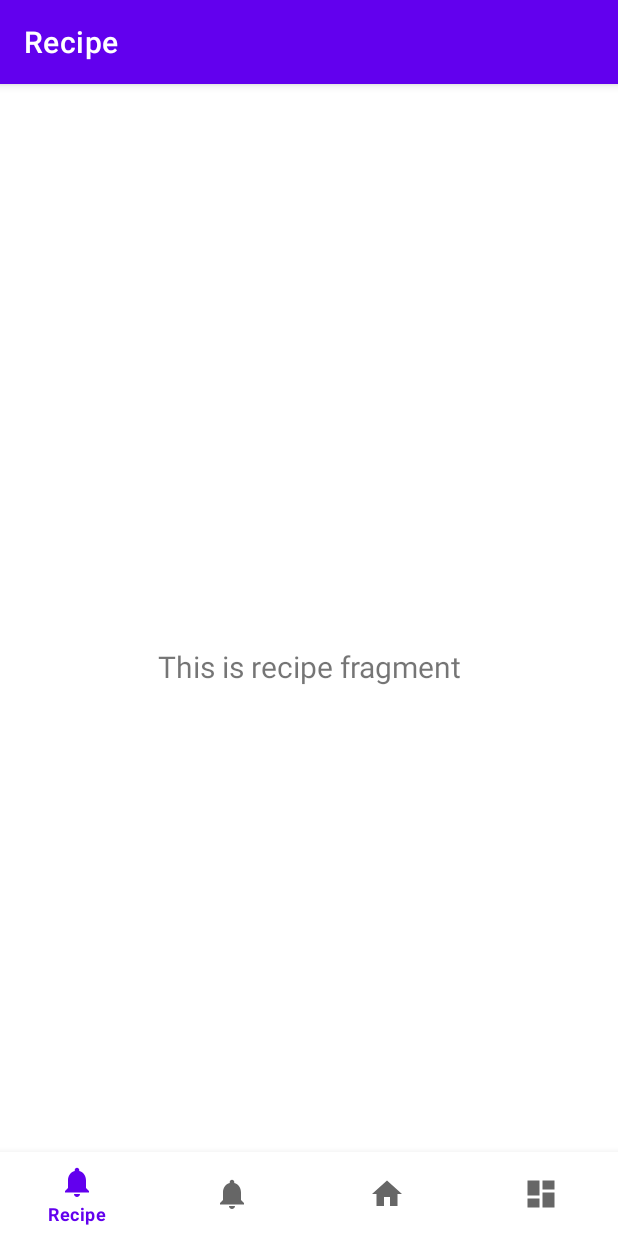
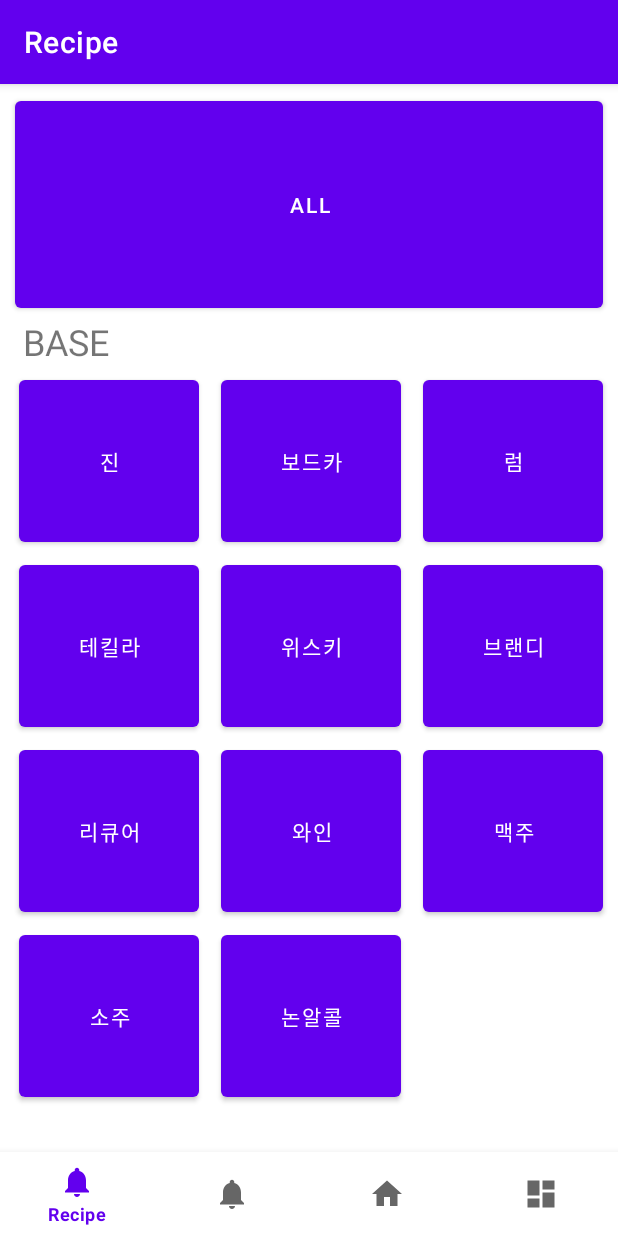
Before and after one commit to JeonJiHyeon/Cocktail, an Android app: the RecipeFragment screen opened through its navigation route, on a phone screen of 412 x 824 dp. Run offline under Robolectric (Android 15) with nearby library versions, the phone set to English and light mode, and no system bars; our stand-ins replace navigation-ui.

Commit message:
make many buttons and texts in recipe fragment

```diff
--- a/app/src/main/java/com/navi_baekgu/ui/ingredient/IngredientFragment.java
+++ b/app/src/main/java/com/navi_baekgu/ui/ingredient/IngredientFragment.java
@@ -1,9 +1,13 @@
 package com.navi_baekgu.ui.ingredient;
 
+import android.graphics.Outline;
 import android.os.Bundle;
+import android.util.TypedValue;
 import android.view.LayoutInflater;
 import android.view.View;
 import android.view.ViewGroup;
+import android.view.ViewOutlineProvider;
+import android.widget.ImageView;
 import android.widget.TextView;
 
 import androidx.annotation.NonNull;
@@ -27,6 +31,20 @@ public class IngredientFragment extends Fragment {
         binding = FragmentIngredientBinding.inflate(inflater, container, false);
         View root = binding.getRoot();
 
+
+
+        final ImageView imageView2 = binding.imageView2;
+
+        ViewOutlineProvider mViewOutlineProvider = new ViewOutlineProvider() {
+            @Override
+            public void getOutline(final View view, final Outline outline) {
+                float cornerRadiusDP = 16f;
+                float cornerRadius = TypedValue.applyDimension( TypedValue.COMPLEX_UNIT_DIP, cornerRadiusDP, getResources().getDisplayMetrics());
+                outline.setRoundRect(0, 0, view.getWidth(), view.getHeight(), cornerRadius);
+            }
+        };
+        imageView2.setOutlineProvider(mViewOutlineProvider);
+        imageView2.setClipToOutline(true);
 //        final TextView textView = binding.textIngredient;
 //        ingredientViewModel.getText().observe(getViewLifecycleOwner(), new Observer<String>() {
 //            @Override
--- a/app/src/main/java/com/navi_baekgu/ui/recipe/RecipeFragment.java
+++ b/app/src/main/java/com/navi_baekgu/ui/recipe/RecipeFragment.java
@@ -26,14 +26,6 @@ public class RecipeFragment extends Fragment {
 
         binding = FragmentRecipeBinding.inflate(inflater, container, false);
         View root = binding.getRoot();
-
-        final TextView textView = binding.textRecipe;
-        recipeViewModel.getText().observe(getViewLifecycleOwner(), new Observer<String>() {
-            @Override
-            public void onChanged(@Nullable String s) {
-                textView.setText(s);
-            }
-        });
         return root;
     }
 
--- a/app/src/main/res/layout/fragment_home.xml
+++ b/app/src/main/res/layout/fragment_home.xml
@@ -47,8 +47,8 @@
 
     <View
         style="@style/BottomDivider"
-        android:layout_marginLeft="20dp"
-        android:layout_marginRight="20dp" />
+        android:layout_marginLeft="15dp"
+        android:layout_marginRight="15dp" />
 
     <LinearLayout
         android:layout_width="match_parent"
--- a/app/src/main/res/layout/fragment_ingredient.xml
+++ b/app/src/main/res/layout/fragment_ingredient.xml
@@ -9,10 +9,11 @@
 
     <ImageView
         android:id="@+id/imageView2"
-        android:layout_width="350dp"
+        android:layout_width="390dp"
         android:layout_height="100dp"
+        android:layout_marginTop="10dp"
+        android:background="@drawable/ic_launcher_background"
         android:scaleType="centerCrop"
-        android:src="@drawable/ic_launcher_background"
         app:layout_constraintEnd_toEndOf="parent"
         app:layout_constraintStart_toStartOf="parent"
         app:layout_constraintTop_toTopOf="parent" />
@@ -32,19 +33,21 @@
 
     <Button
         android:id="@+id/button10"
-        android:layout_width="wrap_content"
+        android:layout_width="50dp"
         android:layout_height="wrap_content"
-        android:layout_marginStart="4dp"
-        android:text="Button"
+        android:layout_marginStart="12dp"
+        android:layout_marginBottom="4dp"
+        android:text="+"
         app:layout_constraintBottom_toBottomOf="@+id/imageView2"
         app:layout_constraintStart_toStartOf="@+id/imageView2" />
 
     <Button
         android:id="@+id/button11"
-        android:layout_width="wrap_content"
+        android:layout_width="50dp"
         android:layout_height="wrap_content"
-        android:layout_marginEnd="4dp"
-        android:text="Button"
+        android:layout_marginEnd="12dp"
+        android:layout_marginBottom="4dp"
+        android:text="-"
         app:layout_constraintBottom_toBottomOf="@+id/imageView2"
         app:layout_constraintEnd_toEndOf="@+id/imageView2" />
 
@@ -52,7 +55,8 @@
         android:id="@+id/textView2"
         android:layout_width="wrap_content"
         android:layout_height="wrap_content"
-        android:text="TextView"
+        android:text="What's in my kitchen?"
+        android:textSize="20sp"
         app:layout_constraintBottom_toBottomOf="@+id/imageView2"
         app:layout_constraintEnd_toEndOf="@+id/imageView2"
         app:layout_constraintHorizontal_bias="0.496"
--- a/app/src/main/res/layout/fragment_recipe.xml
+++ b/app/src/main/res/layout/fragment_recipe.xml
@@ -1,22 +1,159 @@
 <?xml version="1.0" encoding="utf-8"?>
-<androidx.constraintlayout.widget.ConstraintLayout xmlns:android="http://schemas.android.com/apk/res/android"
+<LinearLayout xmlns:android="http://schemas.android.com/apk/res/android"
     xmlns:app="http://schemas.android.com/apk/res-auto"
     xmlns:tools="http://schemas.android.com/tools"
     android:layout_width="match_parent"
     android:layout_height="match_parent"
-    tools:context=".ui.recipe.RecipeFragment">
+    android:orientation="vertical"
+    tools:context=".ui.recipe.RecipeFragment" >
+
+    <Button
+        android:id="@+id/button12"
+        android:layout_width="match_parent"
+        android:layout_height="150dp"
+        android:layout_marginLeft="10dp"
+        android:layout_marginTop="5dp"
+        android:layout_marginRight="10dp"
+        android:text="ALL" />
 
     <TextView
-        android:id="@+id/text_recipe"
+        android:id="@+id/textView4"
         android:layout_width="match_parent"
         android:layout_height="wrap_content"
-        android:layout_marginStart="8dp"
-        android:layout_marginTop="8dp"
-        android:layout_marginEnd="8dp"
-        android:textAlignment="center"
-        android:textSize="20sp"
-        app:layout_constraintBottom_toBottomOf="parent"
-        app:layout_constraintEnd_toEndOf="parent"
-        app:layout_constraintStart_toStartOf="parent"
-        app:layout_constraintTop_toTopOf="parent" />
-</androidx.constraintlayout.widget.ConstraintLayout>
+        android:paddingLeft="15dp"
+        android:text="BASE"
+        android:textSize="24sp" />
+
+    <TableLayout
+        android:layout_width="match_parent"
+        android:layout_height="wrap_content">
+
+        <TableRow
+            android:layout_width="match_parent"
+            android:layout_height="match_parent"
+            android:paddingLeft="5dp"
+            android:paddingRight="5dp">
+
+            <Button
+                android:id="@+id/button13"
+                android:layout_width="100dp"
+                android:layout_height="120dp"
+                android:layout_marginLeft="7dp"
+                android:layout_marginTop="3dp"
+                android:layout_marginRight="7dp"
+                android:text="진" />
+
+            <Button
+                android:id="@+id/button14"
+                android:layout_width="120dp"
+                android:layout_height="120dp"
+                android:layout_marginLeft="7dp"
+                android:layout_marginTop="3dp"
+                android:layout_marginRight="7dp"
+                android:text="보드카" />
+
+            <Button
+                android:id="@+id/button15"
+                android:layout_width="120dp"
+                android:layout_height="120dp"
+                android:layout_marginLeft="7dp"
+                android:layout_marginTop="3dp"
+                android:layout_marginRight="7dp"
+                android:text="럼" />
+        </TableRow>
+
+        <TableRow
+            android:layout_width="match_parent"
+            android:layout_height="match_parent"
+            android:paddingLeft="5dp"
+            android:paddingRight="5dp">
+
+            <Button
+                android:id="@+id/button16"
+                android:layout_width="120dp"
+                android:layout_height="120dp"
+                android:layout_marginLeft="7dp"
+                android:layout_marginTop="3dp"
+                android:layout_marginRight="7dp"
+                android:text="테킬라" />
+
+            <Button
+                android:id="@+id/button17"
+                android:layout_width="120dp"
+                android:layout_height="120dp"
+                android:layout_marginLeft="7dp"
+                android:layout_marginTop="3dp"
+                android:layout_marginRight="7dp"
+                android:text="위스키" />
+
+            <Button
+                android:id="@+id/button18"
+                android:layout_width="120dp"
+                android:layout_height="120dp"
+                android:layout_marginLeft="7dp"
+                android:layout_marginTop="3dp"
+                android:layout_marginRight="7dp"
+                android:text="브랜디" />
+        </TableRow>
+
+        <TableRow
+            android:layout_width="match_parent"
+            android:layout_height="match_parent"
+            android:paddingLeft="5dp"
+            android:paddingRight="5dp">
+
+            <Button
+                android:id="@+id/button19"
+                android:layout_width="120dp"
+                android:layout_height="120dp"
+                android:layout_marginLeft="7dp"
+                android:layout_marginTop="3dp"
+                android:layout_marginRight="7dp"
+                android:text="리큐어" />
+
+            <Button
+                android:id="@+id/button20"
+                android:layout_width="120dp"
+                android:layout_height="120dp"
+                android:layout_marginLeft="7dp"
+                android:layout_marginTop="3dp"
+                android:layout_marginRight="7dp"
+                android:text="와인" />
+
+            <Button
+                android:id="@+id/button21"
+                android:layout_width="120dp"
+                android:layout_height="120dp"
+                android:layout_marginLeft="7dp"
+                android:layout_marginTop="3dp"
+                android:layout_marginRight="7dp"
+                android:text="맥주" />
+        </TableRow>
+
+        <TableRow
+            android:layout_width="match_parent"
+            android:layout_height="match_parent"
+            android:paddingLeft="5dp"
+            android:paddingRight="5dp">
+
+            <Button
+                android:id="@+id/button23"
+                android:layout_width="120dp"
+                android:layout_height="120dp"
+                android:layout_marginLeft="7dp"
+                android:layout_marginTop="3dp"
+                android:layout_marginRight="7dp"
+                android:text="소주" />
+
+            <Button
+                android:id="@+id/button22"
+                android:layout_width="120dp"
+                android:layout_height="120dp"
+                android:layout_marginLeft="7dp"
+                android:layout_marginTop="3dp"
+                android:layout_marginRight="7dp"
+                android:text="논알콜" />
+        </TableRow>
+    </TableLayout>
+
+</LinearLayout>
```
